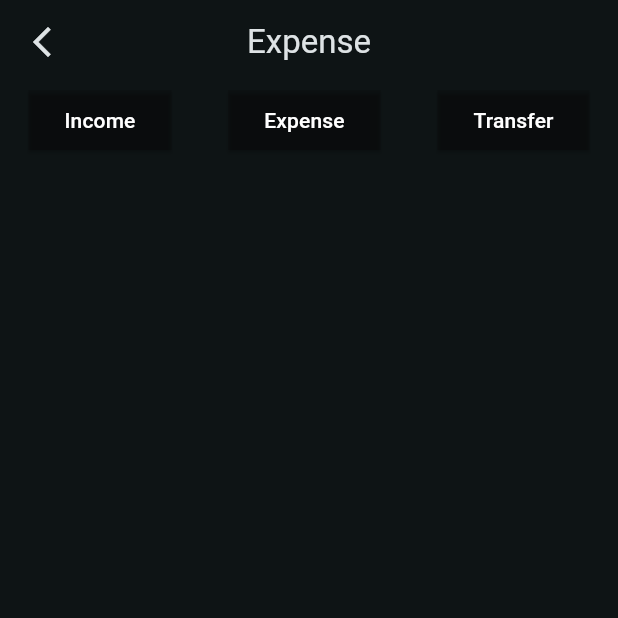
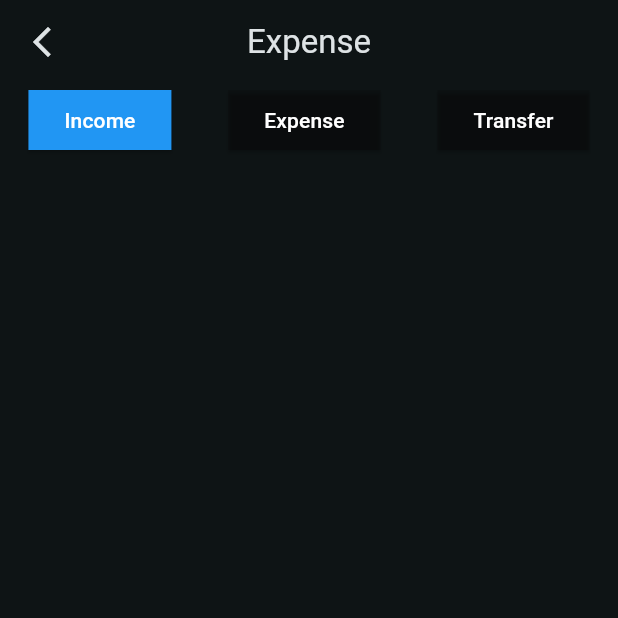
Before and after one commit to karkisaroj/money_manager, a Flutter app: the AddExpense screen opened directly, after a tap on "Income", on a phone screen of 412 x 824 dp, the top half of it. Run offline on Flutter 3.47's test engine with Material 3 defaults, Android fonts, the phone set to English and light mode, and no system bars; our stand-ins replace page_transition.

Commit message:
Refactor AddExpense screen and consolidate MoneyAdition widget functionality

```diff
--- a/lib/Features/transaction/Core/add_expense.dart
+++ b/lib/Features/transaction/Core/add_expense.dart
@@ -1,6 +1,6 @@
 import 'package:flutter/material.dart';
 import 'package:money_manager/Features/transaction/Presentation/transaction_screen.dart';
-import 'package:money_manager/Features/transaction/Widget/money_adition.dart';
+import 'package:money_manager/Features/transaction/Core/money_adition.dart';
 import 'package:page_transition/page_transition.dart';
 
 class AddExpense extends StatefulWidget {
@@ -13,25 +13,6 @@ class AddExpense extends StatefulWidget {
 class _AddExpenseState extends State<AddExpense> {
   @override
   Widget build(BuildContext context) {
-    return Scaffold(
-      appBar: AppBar(
-        leading: IconButton(
-          tooltip: "Go Back",
-          onPressed: () {
-            Navigator.push(
-              context,
-              PageTransition(
-                type: PageTransitionType.leftToRight,
-                child: TransactionScreen(),
-              ),
-            );
-          },
-          icon: Icon(Icons.arrow_back_ios_new),
-        ),
-        title: Text("Expense"),
-        centerTitle: true,
-      ),
-      body: MoneyAdition(),
-    );
+    return Scaffold(body: MoneyAdition());
   }
 }
--- /dev/null
+++ b/lib/Features/transaction/Core/money_adition.dart
@@ -0,0 +1,111 @@
+import 'package:flutter/material.dart';
+import 'package:money_manager/Features/transaction/Presentation/transaction_screen.dart';
+import 'package:money_manager/Features/transaction/Widget/Income_addition.dart';
+import 'package:money_manager/Features/transaction/Widget/expense_addition.dart';
+import 'package:money_manager/Features/transaction/Widget/transfer_money.dart';
+import 'package:page_transition/page_transition.dart';
+
+class MoneyAdition extends StatefulWidget {
+  const MoneyAdition({super.key});
+
+  @override
+  State<MoneyAdition> createState() => _MoneyAditionState();
+}
+
+class _MoneyAditionState extends State<MoneyAdition> {
+  int selectedTab = 0;
+  @override
+  void initState() {
+    selectedTab = 1;
+    super.initState();
+  }
+
+  @override
+  Widget build(BuildContext context) {
+    final List<Widget> tabWidgets = [
+      IncomeAddition(),
+      ExpenseAddition(),
+      TransferMoney(),
+    ];
+
+    return Scaffold(
+      appBar: AppBar(
+        leading: IconButton(
+          tooltip: "Go Back",
+          onPressed: () {
+            Navigator.push(
+              context,
+              PageTransition(
+                type: PageTransitionType.leftToRight,
+                child: TransactionScreen(),
+              ),
+            );
+          },
+          icon: Icon(Icons.arrow_back_ios_new),
+        ),
+        title: Text("Expense"),
+        centerTitle: true,
+        bottom: PreferredSize(
+          preferredSize: Size.fromHeight(48),
+          child: Row(
+            mainAxisAlignment: MainAxisAlignment.spaceAround,
+            children: [
+              ElevatedButton(
+                onPressed: () {
+                  setState(() {
+                    selectedTab = 0;
+                  });
+                },
+                style: ElevatedButton.styleFrom(
+                  backgroundColor: selectedTab == 0
+                      ? Colors.blue
+                      : Colors.black12,
+                  foregroundColor: Colors.white,
+                  shape: RoundedRectangleBorder(
+                    borderRadius: BorderRadius.zero,
+                  ),
+                ),
+                child: Text("Income"),
+              ),
+              ElevatedButton(
+                onPressed: () {
+                  setState(() {
+                    selectedTab = 1;
+                  });
+                },
+                style: ElevatedButton.styleFrom(
+                  backgroundColor: selectedTab == 1
+                      ? Colors.blue
+                      : Colors.black12,
+                  foregroundColor: Colors.white,
+                  shape: RoundedRectangleBorder(
+                    borderRadius: BorderRadius.zero,
+                  ),
+                ),
+                child: Text("Expense"),
+              ),
+              ElevatedButton(
+                onPressed: () {
+                  setState(() {
+                    selectedTab = 2;
+                  });
+                },
+                style: ElevatedButton.styleFrom(
+                  backgroundColor: selectedTab == 2
+                      ? Colors.blue
+                      : Colors.black12,
+                  foregroundColor: Colors.white,
+                  shape: RoundedRectangleBorder(
+                    borderRadius: BorderRadius.zero,
+                  ),
+                ),
+                child: Text("Transfer"),
+              ),
+            ],
+          ),
+        ),
+      ),
+      body: tabWidgets[selectedTab],
+    );
+  }
+}
--- /dev/null
+++ b/lib/Features/transaction/Widget/Income_addition.dart
@@ -0,0 +1,10 @@
+import 'package:flutter/material.dart';
+
+class IncomeAddition extends StatelessWidget {
+  const IncomeAddition({super.key});
+
+  @override
+  Widget build(BuildContext context) {
+    return const Scaffold();
+  }
+}
--- /dev/null
+++ b/lib/Features/transaction/Widget/expense_addition.dart
@@ -0,0 +1,10 @@
+import 'package:flutter/material.dart';
+
+class ExpenseAddition extends StatelessWidget {
+  const ExpenseAddition({super.key});
+
+  @override
+  Widget build(BuildContext context) {
+    return Column();
+  }
+}
--- /dev/null
+++ b/lib/Features/transaction/Widget/money_add_widget.dart
@@ -0,0 +1,10 @@
+import 'package:flutter/material.dart';
+
+class MoneyAddWidget extends StatelessWidget {
+  const MoneyAddWidget({super.key});
+
+  @override
+  Widget build(BuildContext context) {
+    return Column();
+  }
+}
--- a/lib/Features/transaction/Widget/money_adition.dart
+++ /dev/null
@@ -1,45 +0,0 @@
-import 'package:flutter/material.dart';
-
-class MoneyAdition extends StatefulWidget {
-  const MoneyAdition({super.key});
-
-  @override
-  State<MoneyAdition> createState() => _MoneyAditionState();
-}
-
-class _MoneyAditionState extends State<MoneyAdition> {
-  final buttonStyle = ElevatedButton.styleFrom(
-    backgroundColor: Colors.black12,
-    foregroundColor: Colors.white,
-    shape: RoundedRectangleBorder(borderRadius: BorderRadiusGeometry.zero),
-  );
-
-  @override
-  Widget build(BuildContext context) {
-    return Column(
-      children: [
-        Row(
-          mainAxisAlignment: MainAxisAlignment.spaceAround,
-          children: [
-            ElevatedButton(
-              onPressed: () {},
-              style: buttonStyle,
-
-              child: Text("Income"),
-            ),
-            ElevatedButton(
-              onPressed: () {},
-              style: buttonStyle,
-              child: Text("Expense"),
-            ),
-            ElevatedButton(
-              onPressed: () {},
-              style: buttonStyle,
-              child: Text("Transfer"),
-            ),
-          ],
-        ),
-      ],
-    );
-  }
-}
--- /dev/null
+++ b/lib/Features/transaction/Widget/transfer_money.dart
@@ -0,0 +1,10 @@
+import 'package:flutter/material.dart';
+
+class TransferMoney extends StatelessWidget {
+  const TransferMoney({super.key});
+
+  @override
+  Widget build(BuildContext context) {
+    return Scaffold();
+  }
+}
```
